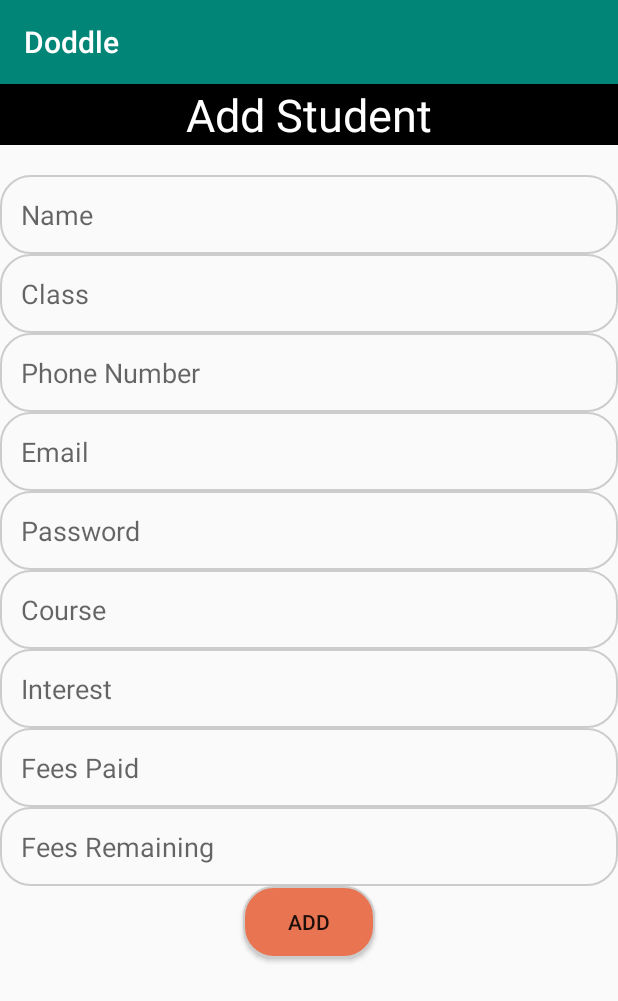
After one commit to Pransh-Coder/Doodle, an Android app: the AddStudent screen opened directly, with no data from a screen before it, on a phone screen of 412 x 824 dp. The commit adds this screen. Shown: the top 1001 px of the screen. Run offline under Robolectric (Android 15) with nearby library versions, the phone set to English and light mode, and no system bars; our stand-ins replace Volley; network calls fail.

Commit message:
add student and add faculty done

```diff
--- a/app/src/main/AndroidManifest.xml
+++ b/app/src/main/AndroidManifest.xml
@@ -15,7 +15,9 @@
         android:supportsRtl="true"
         android:theme="@style/AppTheme"
         android:usesCleartextTraffic="true">
-        <activity android:name=".Report"></activity>
+        <activity android:name=".AddFaculty"></activity>
+        <activity android:name=".AddStudent" />
+        <activity android:name=".Report" />
         <activity android:name=".FacultyDashboard" />
         <activity android:name=".Pdf" />
         <activity android:name=".StudyMaterial" />
--- /dev/null
+++ b/app/src/main/java/com/proxima/elearning/AddStudent.java
@@ -0,0 +1,128 @@
+package com.proxima.elearning;
+
+import androidx.appcompat.app.AppCompatActivity;
+
+import android.content.Intent;
+import android.content.SharedPreferences;
+import android.os.Bundle;
+import android.util.Log;
+import android.view.MotionEvent;
+import android.view.View;
+import android.widget.ArrayAdapter;
+import android.widget.AutoCompleteTextView;
+import android.widget.EditText;
+import android.widget.Toast;
+
+import com.android.volley.Request;
+import com.android.volley.RequestQueue;
+import com.android.volley.Response;
+import com.android.volley.VolleyError;
+import com.android.volley.toolbox.StringRequest;
+import com.android.volley.toolbox.Volley;
+import com.google.android.material.snackbar.Snackbar;
+
+import org.json.JSONException;
+import org.json.JSONObject;
+
+import java.util.HashMap;
+import java.util.Map;
+
+public class AddStudent extends AppCompatActivity {
+
+    EditText edtName,edtClass,edtPhone,edtEmail,edtPassword,edtInterest,edtPaid,edtRemaining;
+    AutoCompleteTextView autoCourse;
+    String [] course;
+    RequestQueue requestQueue;
+    Config config;
+
+    @Override
+    protected void onCreate(Bundle savedInstanceState) {
+        super.onCreate(savedInstanceState);
+        setContentView(R.layout.activity_add_student);
+        edtName = findViewById(R.id.edtName);
+        edtClass = findViewById(R.id.edtClass);
+        edtEmail = findViewById(R.id.edtEmail);
+        edtPaid = findViewById(R.id.edtpaid);
+        edtPhone = findViewById(R.id.edtPhone);
+        edtPassword = findViewById(R.id.edtPassword);
+        edtInterest = findViewById(R.id.edtInterest);
+        edtRemaining = findViewById(R.id.edtRemaining);
+        autoCourse = findViewById(R.id.autoCourse);
+        requestQueue = Volley.newRequestQueue(AddStudent.this);
+        config = new Config();
+        course = new String[]{"Python","C & C++","CCC","HTML"};
+        ArrayAdapter<String> adapter_color = new ArrayAdapter<String>(AddStudent.this, android.R.layout.select_dialog_item, course);
+        autoCourse.setThreshold(0);
+        autoCourse.setAdapter(adapter_color);
+        autoCourse.setOnTouchListener(new View.OnTouchListener() {
+            @Override
+            public boolean onTouch(View v, MotionEvent event) {
+                autoCourse.showDropDown();
+                return false;
+            }
+        });
+
+        findViewById(R.id.btnAdd).setOnClickListener(new View.OnClickListener() {
+            @Override
+            public void onClick(View v) {
+                StringRequest stringRequest = new StringRequest(Request.Method.POST, config.baseUrl + "Student_details.php", new Response.Listener<String>() {
+                    @Override
+                    public void onResponse(String response) {
+
+                        try {
+                            Log.e("Json Admin",response);
+                            JSONObject jsonObject = new JSONObject(response);
+                            int status = jsonObject.getInt("success");
+                            if (status==1)
+                            {
+                                Toast.makeText(AddStudent.this, "Student Added Successfully", Toast.LENGTH_SHORT).show();
+
+                            }
+                            else {
+                                Toast.makeText(AddStudent.this, "Student not Added", Toast.LENGTH_SHORT).show();
+                            }
+                        } catch (JSONException e) {
+                            e.printStackTrace();
+                        }
+
+
+                    }
+                }, new Response.ErrorListener() {
+                    @Override
+                    public void onErrorResponse(VolleyError error) {
+                        Log.e("Error Admin",error.toString());
+
+                    }
+                }) {
+                    @Override
+                    protected Map<String, String> getParams() {
+                        Map<String, String> params = new HashMap<String, String>();
+                        params.put("email", edtEmail.getText().toString());
+                        params.put("name", edtName.getText().toString());
+                        params.put("password",edtPassword.getText().toString());
+                        params.put("class",edtClass.getText().toString());
+                        params.put("phone",edtPhone.getText().toString());
+                        params.put("course",autoCourse.getText().toString());
+                        params.put("interest",edtInterest.getText().toString());
+                        params.put("paid",edtPaid.getText().toString());
+                        params.put("remaining",edtRemaining.getText().toString());
+                        return params;
+                    }
+                };
+                requestQueue.add(stringRequest);
+                Intent intent = new Intent(AddStudent.this,AdminControl.class);
+                startActivityForResult(intent,0);
+                overridePendingTransition(0,0);
+                finish();
+            }
+        });
+
+
+
+
+
+    }
+
+
+
+}
--- /dev/null
+++ b/app/src/main/res/layout/activity_add_student.xml
@@ -0,0 +1,92 @@
+<?xml version="1.0" encoding="utf-8"?>
+<LinearLayout xmlns:android="http://schemas.android.com/apk/res/android"
+    xmlns:app="http://schemas.android.com/apk/res-auto"
+    xmlns:tools="http://schemas.android.com/tools"
+    android:layout_width="match_parent"
+    android:orientation="vertical"
+    android:layout_height="match_parent"
+    tools:context=".AddStudent">
+    <TextView
+        android:layout_width="match_parent"
+        android:layout_height="wrap_content"
+        android:text="Add Student"
+        android:background="#000000"
+        android:textSize="30dp"
+        android:textColor="#FFFFFF"
+        android:textAlignment="center"
+        android:layout_marginBottom="20dp"/>
+
+    <EditText
+        android:layout_width="match_parent"
+        android:layout_height="wrap_content"
+        android:background="@drawable/border"
+        android:hint="Name"
+        android:id="@+id/edtName"
+        />
+    <EditText
+        android:layout_width="match_parent"
+        android:layout_height="wrap_content"
+        android:background="@drawable/border"
+        android:hint="Class"
+        android:id="@+id/edtClass"/>
+
+    <EditText
+        android:id="@+id/edtPhone"
+        android:layout_width="match_parent"
+        android:layout_height="wrap_content"
+        android:background="@drawable/border"
+        android:ems="10"
+        android:hint="Phone Number"
+        android:inputType="phone" />
+
+    <EditText
+        android:id="@+id/edtEmail"
+        android:layout_width="match_parent"
+        android:layout_height="wrap_content"
+        android:background="@drawable/border"
+        android:hint="Email"
+        android:inputType="textEmailAddress" />
+
+    <EditText
+        android:id="@+id/edtPassword"
+        android:layout_width="match_parent"
+        android:layout_height="wrap_content"
+        android:ems="10"
+        android:background="@drawable/border"
+        android:hint="Password"
+        android:inputType="textPassword" />
+    <AutoCompleteTextView
+        android:layout_width="match_parent"
+        android:layout_height="wrap_content"
+        android:background="@drawable/border"
+        android:id="@+id/autoCourse"
+        android:hint="Course"/>
+    <EditText
+        android:layout_width="match_parent"
+        android:layout_height="wrap_content"
+        android:background="@drawable/border"
+        android:hint="Interest"
+        android:id="@+id/edtInterest"/>
+    <EditText
+        android:layout_width="match_parent"
+        android:layout_height="wrap_content"
+        android:background="@drawable/border"
+        android:id="@+id/edtpaid"
+        android:hint="Fees Paid"/>
+    <EditText
+        android:layout_width="match_parent"
+        android:layout_height="wrap_content"
+        android:background="@drawable/border"
+        android:id="@+id/edtRemaining"
+        android:hint="Fees Remaining"/>
+
+    <Button
+        android:layout_width="wrap_content"
+        android:layout_height="wrap_content"
+        android:background="@drawable/border_button"
+        android:text="Add"
+        android:layout_gravity="center"
+        android:id="@+id/btnAdd"/>
+
+
+</LinearLayout>
```
Also changed, not shown: app/src/main/java/com/proxima/elearning/AddFaculty.java (added, +112 -0 lines), app/src/main/java/com/proxima/elearning/AdminControl.java (+35 -0 lines), app/src/main/java/com/proxima/elearning/FacultyDashboard.java (+9 -0 lines), app/src/main/res/layout/activity_add_faculty.xml (added, +72 -0 lines), app/src/main/res/layout/activity_admin_control.xml (+30 -2 lines), app/src/main/res/layout/activity_faculty_dashboard.xml (+12 -2 lines).
